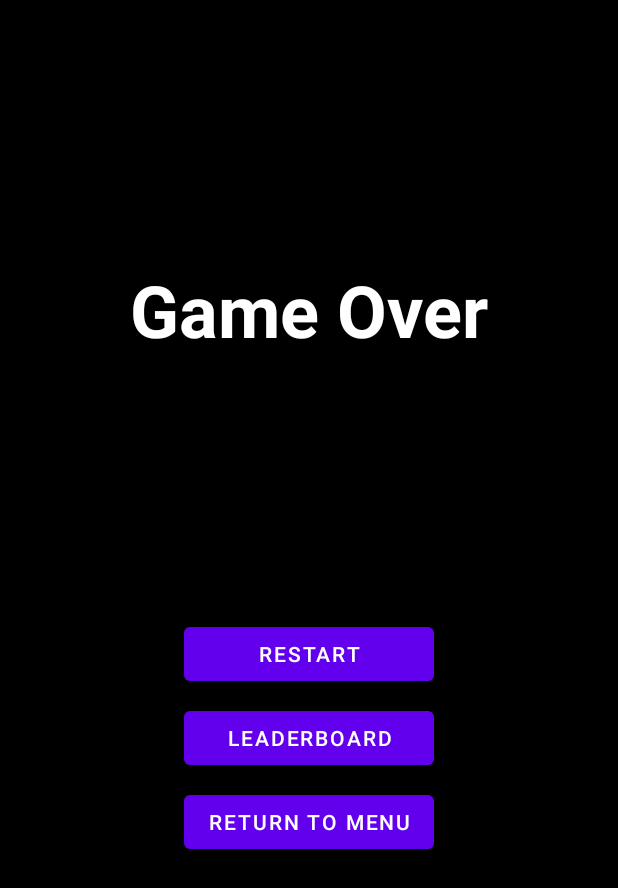
After one commit to qqawer/TheMemoryGame, an Android app: the layout activity_game_over.xml on its own in the app's theme, with its tools: preview values and no code run, on a phone screen of 412 x 824 dp. The commit adds this screen. Shown: the top 888 px of the screen. Run offline under Robolectric (Android 15) with nearby library versions, the phone set to English and light mode, and no system bars.

Commit message:
feat: game-logic v2

```diff
--- /dev/null
+++ b/app/src/main/res/layout/activity_game_over.xml
@@ -0,0 +1,60 @@
+<?xml version="1.0" encoding="utf-8"?>
+<androidx.constraintlayout.widget.ConstraintLayout xmlns:android="http://schemas.android.com/apk/res/android"
+    xmlns:app="http://schemas.android.com/apk/res-auto"
+    xmlns:tools="http://schemas.android.com/tools"
+    android:layout_width="match_parent"
+    android:layout_height="match_parent"
+    android:background="@android:color/black"
+    tools:context=".activities.GameOverActivity">
+
+    <TextView
+        android:id="@+id/tvGameOver"
+        android:layout_width="wrap_content"
+        android:layout_height="wrap_content"
+        android:text="Game Over"
+        android:textColor="@android:color/white"
+        android:textSize="48sp"
+        android:textStyle="bold"
+        app:layout_constraintBottom_toTopOf="@id/guideline"
+        app:layout_constraintEnd_toEndOf="parent"
+        app:layout_constraintStart_toStartOf="parent"
+        app:layout_constraintTop_toTopOf="parent" />
+
+    <androidx.constraintlayout.widget.Guideline
+        android:id="@+id/guideline"
+        android:layout_width="wrap_content"
+        android:layout_height="wrap_content"
+        android:orientation="horizontal"
+        app:layout_constraintGuide_percent="0.5" />
+
+    <LinearLayout
+        android:layout_width="wrap_content"
+        android:layout_height="wrap_content"
+        android:orientation="vertical"
+        app:layout_constraintTop_toBottomOf="@id/guideline"
+        app:layout_constraintStart_toStartOf="parent"
+        app:layout_constraintEnd_toEndOf="parent">
+
+        <Button
+            android:id="@+id/btnRestart"
+            android:layout_width="match_parent"
+            android:layout_height="wrap_content"
+            android:text="Restart" />
+
+        <Button
+            android:id="@+id/btnLeaderboard"
+            android:layout_width="match_parent"
+            android:layout_height="wrap_content"
+            android:layout_marginTop="8dp"
+            android:text="Leaderboard" />
+
+        <Button
+            android:id="@+id/btnBack"
+            android:layout_width="match_parent"
+            android:layout_height="wrap_content"
+            android:layout_marginTop="8dp"
+            android:text="Return to Menu" />
+
+    </LinearLayout>
+
+</androidx.constraintlayout.widget.ConstraintLayout>
```
Also changed, not shown: app/src/main/java/iss/nus/edu/sg/fragments/courseassignment/thememorygame/MemoryCardAdapter.kt (+40 -8 lines), app/src/main/java/iss/nus/edu/sg/fragments/courseassignment/thememorygame/activities/GameOverActivity.kt (added, +37 -0 lines), app/src/main/res/drawable/ic_check_large.xml (added, +9 -0 lines).
